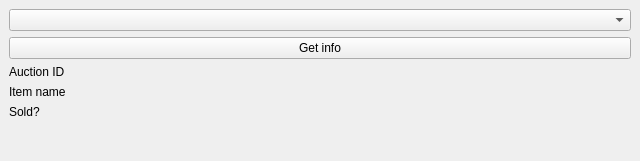
The window that gui/ui_files/auctionInfoWindow.ui (JPogodzinski/SMPC) describes before a commit, drawn with Qt 5.
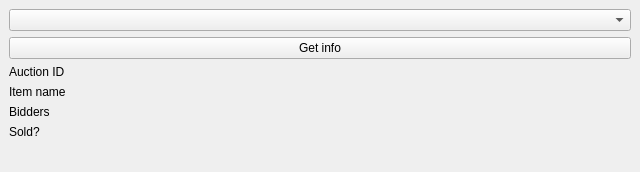
The same window after the commit.

Commit message: redo auctionInfoWindow

Patch:
```diff
--- a/gui/ui_files/auctionInfoWindow.ui
+++ b/gui/ui_files/auctionInfoWindow.ui
@@ -7,7 +7,7 @@
     <x>0</x>
     <y>0</y>
     <width>640</width>
-    <height>161</height>
+    <height>172</height>
    </rect>
   </property>
   <property name="windowTitle">
@@ -67,6 +67,20 @@
       </property>
      </widget>
     </item>
+    <item row="5" column="0">
+     <widget class="QLabel" name="label">
+      <property name="text">
+       <string>Bidders</string>
+      </property>
+     </widget>
+    </item>
+    <item row="5" column="1">
+     <widget class="QLabel" name="biddersOutput">
+      <property name="text">
+       <string/>
+      </property>
+     </widget>
+    </item>
    </layout>
   </widget>
  </widget>
```
The commit also changes 1 other file.
